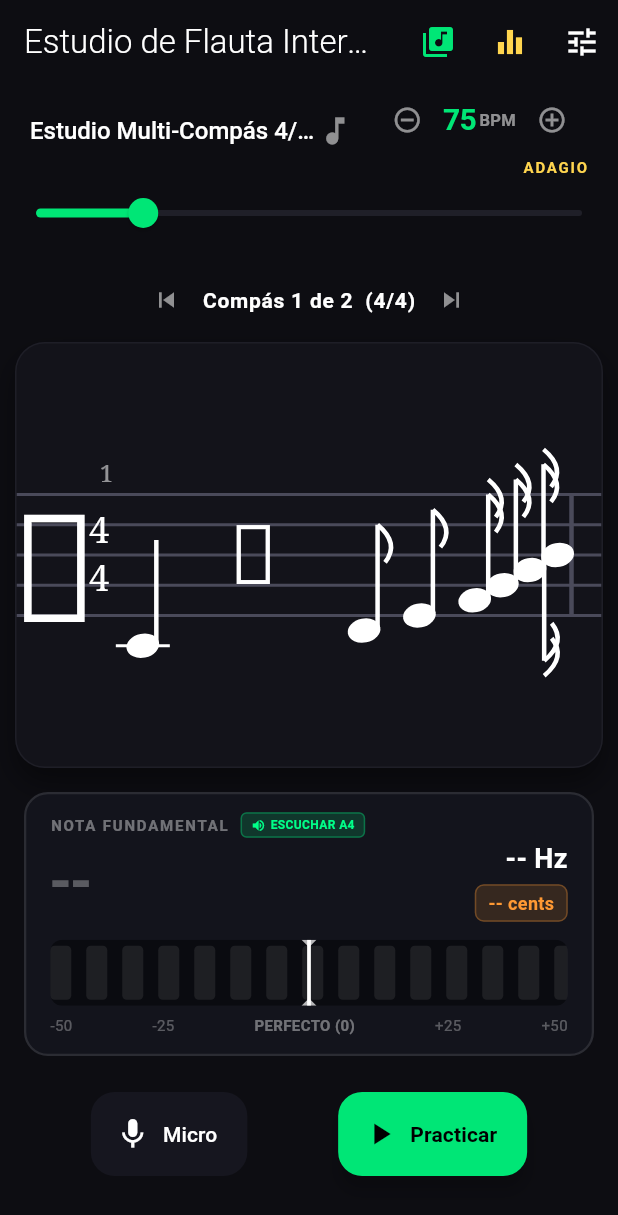
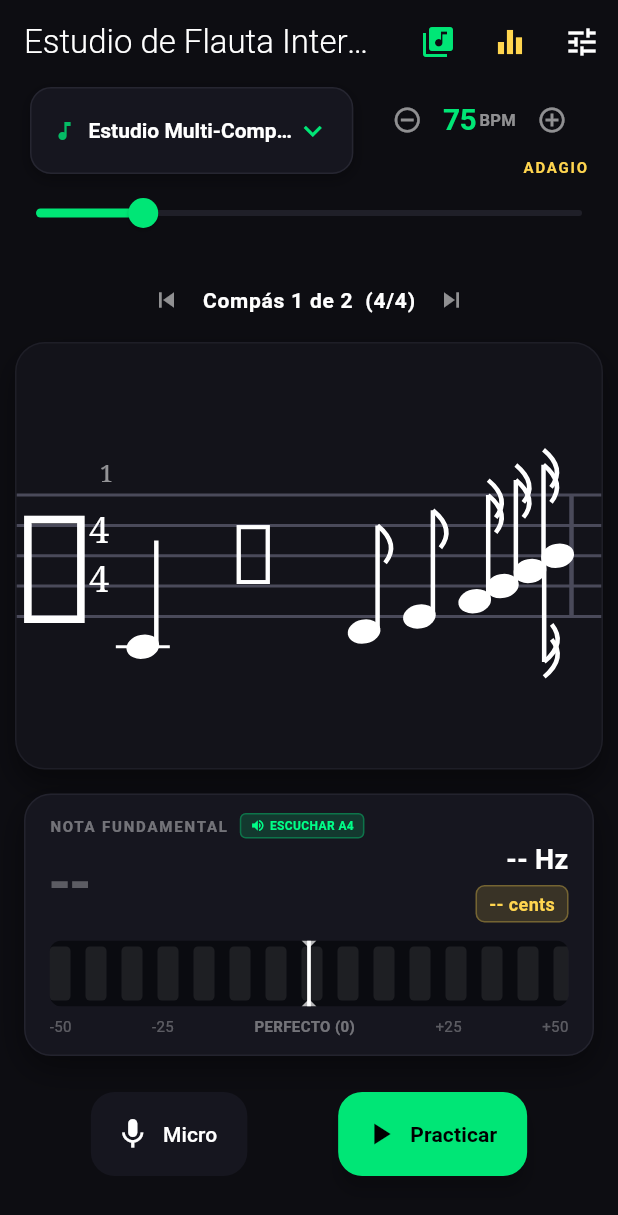
Before and after one commit to Nicolas11Leon/Tunner, a Flutter app: the screen it shows after launch, on a phone screen of 412 x 824 dp. Shown: the top 1215 px of the screen. Run offline on Flutter 3.47's test engine with Material 3 defaults, Android fonts, the phone set to English and light mode, and no system bars; missing offline and left inert: pitch_detector_dart, record.

Commit message:
style(presentation): ultra-premium studio aesthetic with cohesive palette integration, elevated borders, and dynamic glowing strobe tuner

```diff
--- a/lib/presentation/tuner_screen.dart
+++ b/lib/presentation/tuner_screen.dart
@@ -557,23 +557,46 @@ class TunerScreen extends StatelessWidget {
               mainAxisAlignment: MainAxisAlignment.spaceBetween,
               children: [
                 Flexible(
+                  child: Container(
+                    padding: const EdgeInsets.symmetric(horizontal: 14, vertical: 4),
+                    decoration: BoxDecoration(
+                      color: palette.cardBackground,
+                      borderRadius: BorderRadius.circular(14),
+                      border: Border.all(color: palette.staffLinesColor.withValues(alpha: 0.3)),
+                      boxShadow: [
+                        BoxShadow(
+                          color: Colors.black.withValues(alpha: 0.3),
+                          blurRadius: 8,
+                          offset: const Offset(0, 3),
+                        ),
+                      ],
+                    ),
                     child: DropdownButtonHideUnderline(
                       child: DropdownButton<int>(
                         isExpanded: true,
                         value: viewModel.selectedSongIndex,
                         dropdownColor: palette.cardBackground,
-                      icon: Icon(Icons.music_note, color: palette.textMutedColor),
-                      style: TextStyle(color: palette.textColor, fontSize: 16, fontWeight: FontWeight.w500),
+                        icon: Icon(Icons.keyboard_arrow_down, color: palette.primaryAccent),
+                        style: TextStyle(color: palette.textColor, fontSize: 14, fontWeight: FontWeight.w600),
                         items: List.generate(viewModel.playlist.length, (index) {
                           return DropdownMenuItem(
                             value: index,
+                            child: Row(
+                              children: [
+                                Icon(Icons.music_note, size: 16, color: palette.primaryAccent.withValues(alpha: 0.8)),
+                                const SizedBox(width: 8),
+                                Expanded(
                                   child: Text(
                                     viewModel.playlist[index].title,
                                     overflow: TextOverflow.ellipsis,
                                   ),
+                                ),
+                              ],
+                            ),
                           );
                         }),
                         onChanged: (val) => val != null ? viewModel.selectSong(val) : null,
+                      ),
                     ),
                   ),
                 ),
@@ -704,6 +727,7 @@ class TunerScreen extends StatelessWidget {
               noteName: viewModel.noteName,
               isRecording: viewModel.isRecording,
               onPlayReferenceTone: () => viewModel.playReferenceTone("La4"),
+              palette: palette,
             ),
           ),
           const SizedBox(height: 24),
--- a/lib/presentation/widgets/strobe_tuner_widget.dart
+++ b/lib/presentation/widgets/strobe_tuner_widget.dart
@@ -1,5 +1,6 @@
 import 'dart:math';
 import 'package:flutter/material.dart';
+import '../theme/tunner_theme.dart';
 
 class StrobeTunerWidget extends StatefulWidget {
   final double cents;
@@ -7,6 +8,7 @@ class StrobeTunerWidget extends StatefulWidget {
   final String noteName;
   final bool isRecording;
   final VoidCallback? onPlayReferenceTone;
+  final TunnerThemePalette? palette;
 
   const StrobeTunerWidget({
     super.key,
@@ -15,6 +17,7 @@ class StrobeTunerWidget extends StatefulWidget {
     required this.noteName,
     required this.isRecording,
     this.onPlayReferenceTone,
+    this.palette,
   });
 
   @override
@@ -75,32 +78,38 @@ class _StrobeTunerWidgetState extends State<StrobeTunerWidget> with SingleTicker
     final bool isDeadCenter = hasSound && widget.cents.abs() <= 3.0; // Precisión de conservatorio: +-3 cents
     final bool isFairlyTuned = hasSound && widget.cents.abs() <= 10.0;
 
+    final p = widget.palette ?? TunnerThemePalette.obsidianStudio;
+
     final Color statusColor = isDeadCenter
-        ? const Color(0xFF00FF88) // Verde ultra nítido
+        ? p.correctPitchColor // Afinación clavada de estudio
         : isFairlyTuned
-            ? const Color(0xFF66FFB2)
+            ? p.correctPitchColor.withValues(alpha: 0.8)
             : widget.cents < 0
-                ? const Color(0xFF3399FF) // Azul si está bemol / flat
-                : const Color(0xFFFF9933); // Naranja si está sostenido / sharp
+                ? const Color(0xFF3399FF) // Bemol
+                : p.warningPitchColor;    // Sostenido
 
     return Container(
       padding: const EdgeInsets.symmetric(horizontal: 16, vertical: 12),
       decoration: BoxDecoration(
-        color: const Color(0xFF13141C),
-        borderRadius: BorderRadius.circular(16),
+        color: p.cardBackground,
+        borderRadius: BorderRadius.circular(18),
         border: Border.all(
-          color: isDeadCenter ? const Color(0xFF00FF88).withValues(alpha: 0.4) : Colors.white10,
-          width: 1.5,
+          color: isDeadCenter ? p.correctPitchColor.withValues(alpha: 0.6) : p.staffLinesColor.withValues(alpha: 0.25),
+          width: isDeadCenter ? 2.0 : 1.0,
         ),
-        boxShadow: isDeadCenter
-            ? [
-                BoxShadow(
-                  color: const Color(0xFF00FF88).withValues(alpha: 0.15),
-                  blurRadius: 20,
-                  spreadRadius: 2,
-                )
-              ]
-            : [],
+        boxShadow: [
+          BoxShadow(
+            color: Colors.black.withValues(alpha: 0.4),
+            blurRadius: 18,
+            offset: const Offset(0, 8),
+          ),
+          if (isDeadCenter)
+            BoxShadow(
+              color: p.correctPitchColor.withValues(alpha: 0.25),
+              blurRadius: 25,
+              spreadRadius: 2,
+            ),
+        ],
       ),
       child: Column(
         mainAxisSize: MainAxisSize.min,
```
Lines whose indentation alone changed are shown as unchanged.
